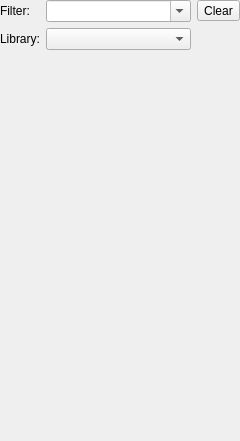
Qt form src/libgui/objectmanipulator_q.ui (fwbuilder/fwbuilder) before a commit.
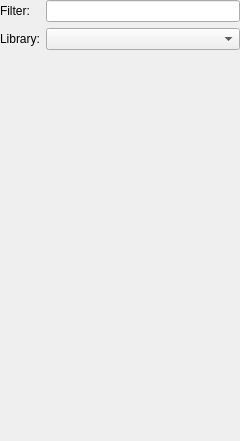
The same form after that commit. Custom widgets are drawn as their Qt base class.

Commit message: Removed 'clear' button next to filter combobox. Changed filter combobox into a lineedit that has an embedded 'clear' button.

```diff
--- a/src/libgui/objectmanipulator_q.ui
+++ b/src/libgui/objectmanipulator_q.ui
@@ -35,36 +35,6 @@
        </property>
       </widget>
      </item>
-     <item row="0" column="1">
-      <widget class="AutocompletedComboBox" name="filter">
-       <property name="sizePolicy">
-        <sizepolicy hsizetype="Expanding" vsizetype="Fixed">
-         <horstretch>0</horstretch>
-         <verstretch>0</verstretch>
-        </sizepolicy>
-       </property>
-       <property name="toolTip">
-        <string>Object name pattern</string>
-       </property>
-       <property name="editable">
-        <bool>true</bool>
-       </property>
-      </widget>
-     </item>
-     <item row="0" column="2">
-      <widget class="QToolButton" name="clearFilter">
-       <property name="toolTip">
-        <string>&lt;!DOCTYPE HTML PUBLIC &quot;-//W3C//DTD HTML 4.0//EN&quot; &quot;http://www.w3.org/TR/REC-html40/strict.dtd&quot;&gt;
-&lt;html&gt;&lt;head&gt;&lt;meta name=&quot;qrichtext&quot; content=&quot;1&quot; /&gt;&lt;style type=&quot;text/css&quot;&gt;
-p, li { white-space: pre-wrap; }
-&lt;/style&gt;&lt;/head&gt;&lt;body style=&quot; font-family:'Lucida Grande'; font-size:11pt; font-weight:400; font-style:normal;&quot;&gt;
-&lt;p style=&quot; margin-top:0px; margin-bottom:0px; margin-left:0px; margin-right:0px; -qt-block-indent:0; text-indent:0px;&quot;&gt;Clear filter&lt;/p&gt;&lt;/body&gt;&lt;/html&gt;</string>
-       </property>
-       <property name="text">
-        <string>Clear</string>
-       </property>
-      </widget>
-     </item>
      <item row="1" column="0">
       <widget class="QLabel" name="label_2">
        <property name="text">
@@ -98,6 +68,9 @@
        </property>
       </widget>
      </item>
+     <item row="0" column="1">
+      <widget class="FilterLineEdit" name="filter"/>
+     </item>
     </layout>
    </item>
    <item row="1" column="0">
@@ -148,9 +121,9 @@
  <layoutdefault spacing="6" margin="11"/>
  <customwidgets>
   <customwidget>
-   <class>AutocompletedComboBox</class>
-   <extends>QComboBox</extends>
-   <header>AutocompletedComboBox.h</header>
+   <class>FilterLineEdit</class>
+   <extends>QLineEdit</extends>
+   <header>FilterLineEdit.h</header>
   </customwidget>
  </customwidgets>
  <resources>
```
Left out of the diff: 16 changed lines with no effect on the pictures. The commit also changes 8 other files.
